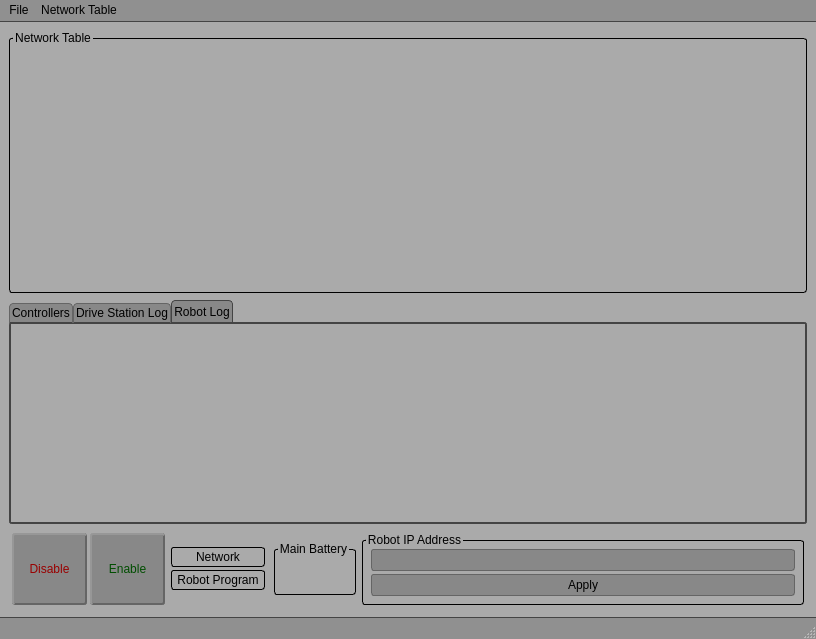
The window that ui/drive_station.ui (ArPiRobot/ArPiRobot-DriveStation) describes before a commit, drawn with Qt 5.
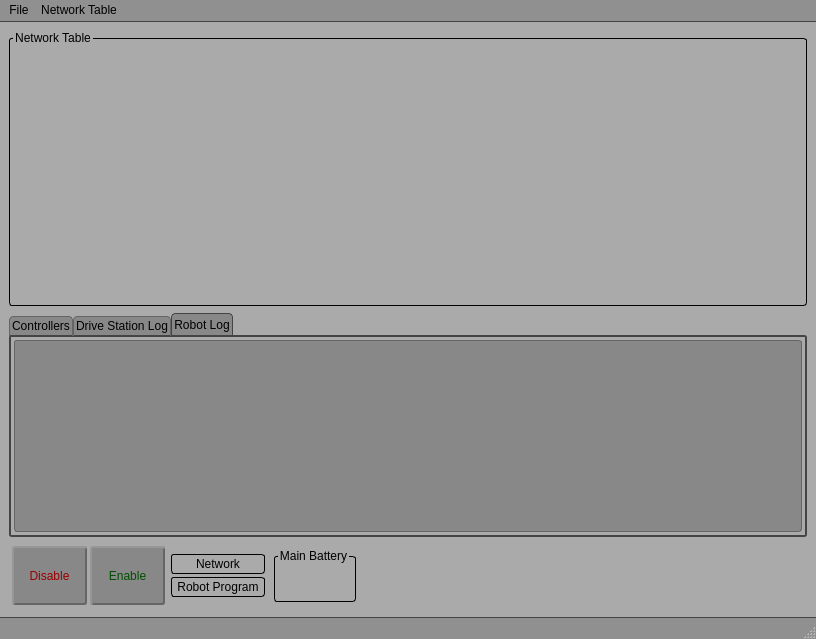
The same window after the commit. The open tabs and pages were chosen to show the change. Icons and pictures are not drawn.

Commit message: Added settings dialog

Diff of the .ui file:
```diff
--- a/ui/drive_station.ui
+++ b/ui/drive_station.ui
@@ -1281,6 +1281,33 @@
        <attribute name="title">
         <string>Robot Log</string>
        </attribute>
+       <layout class="QVBoxLayout" name="verticalLayout_11">
+        <property name="spacing">
+         <number>3</number>
+        </property>
+        <property name="leftMargin">
+         <number>3</number>
+        </property>
+        <property name="topMargin">
+         <number>3</number>
+        </property>
+        <property name="rightMargin">
+         <number>3</number>
+        </property>
+        <property name="bottomMargin">
+         <number>3</number>
+        </property>
+        <item>
+         <widget class="QPlainTextEdit" name="txtRobotLog">
+          <property name="undoRedoEnabled">
+           <bool>false</bool>
+          </property>
+          <property name="readOnly">
+           <bool>true</bool>
+          </property>
+         </widget>
+        </item>
+       </layout>
       </widget>
      </widget>
     </item>
@@ -1662,17 +1689,14 @@
         </widget>
        </item>
        <item>
-        <widget class="QGroupBox" name="groupBox_8">
+        <widget class="QWidget" name="widget_8" native="true">
          <property name="sizePolicy">
           <sizepolicy hsizetype="Expanding" vsizetype="Preferred">
            <horstretch>1</horstretch>
            <verstretch>0</verstretch>
           </sizepolicy>
          </property>
-         <property name="title">
-          <string>Robot IP Address</string>
-         </property>
-         <layout class="QVBoxLayout" name="verticalLayout_4">
+         <layout class="QHBoxLayout" name="horizontalLayout_4">
           <property name="spacing">
            <number>3</number>
           </property>
@@ -1689,14 +1713,7 @@
            <number>3</number>
           </property>
           <item>
-           <widget class="QLineEdit" name="txtRobotIp"/>
-          </item>
-          <item>
-           <widget class="QPushButton" name="btnIpApply">
-            <property name="text">
-             <string>Apply</string>
-            </property>
-           </widget>
+           <widget class="QWidget" name="widget_9" native="true"/>
           </item>
          </layout>
         </widget>
```
Left out of the diff: 6 changed lines with no effect on the pictures. The commit also changes 5 other files.
